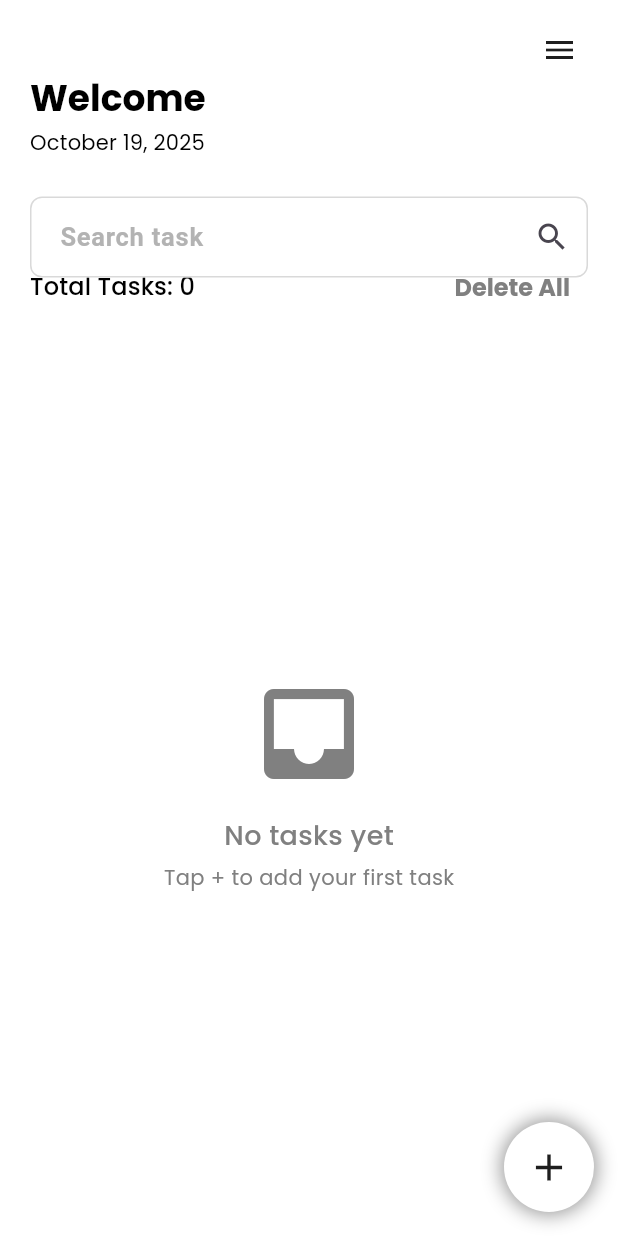
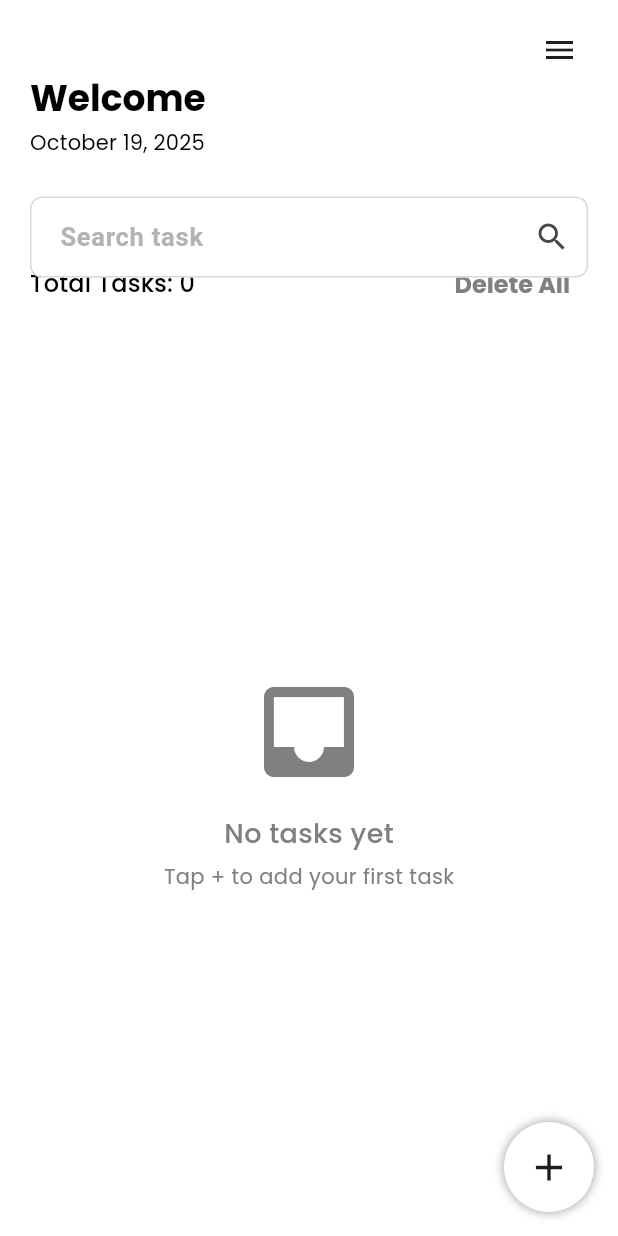
Before and after one commit to DevExplorerr/Task-Flow, a Flutter app: the HomeScreen screen opened directly, on a phone screen of 412 x 824 dp. Run offline on Flutter 3.47's test engine with Material 3 defaults, Android fonts, the phone set to English and light mode, and no system bars; our stand-ins replace cloud_firestore, firebase_auth, firebase_core, flutter_local_notifications, flutter_screenutil, google_fonts and 3 more; accounts and stored records are empty; generated files the repository leaves out were written again; Roboto replaces fonts that are missing (Podkova).

Commit message:
Task Flow

```diff
--- a/lib/presentation/screens/home/home_screen.dart
+++ b/lib/presentation/screens/home/home_screen.dart
@@ -3,7 +3,6 @@
 import 'package:cloud_firestore/cloud_firestore.dart';
 import 'package:flutter/material.dart';
 import 'package:flutter/services.dart';
-import 'package:flutter_screenutil/flutter_screenutil.dart';
 import 'package:google_fonts/google_fonts.dart';
 import 'package:permission_handler/permission_handler.dart';
 import 'package:provider/provider.dart';
@@ -96,7 +95,7 @@ class _HomeScreenState extends State<HomeScreen> {
       child: Scaffold(
         backgroundColor: Theme.of(context).scaffoldBackgroundColor,
         appBar: PreferredSize(
-            preferredSize: Size.fromHeight(165.h),
+            preferredSize: const Size.fromHeight(165),
             child: const _StaticAppBar()),
         endDrawer: const HomeDrawer(),
         endDrawerEnableOpenDragGesture: true,
@@ -142,6 +141,9 @@ class _HomeScreenState extends State<HomeScreen> {
                         onRefresh: context.read<TaskProvider>().refreshTasks,
                         child: ListView.builder(
                           key: const PageStorageKey('taskList'),
+                          cacheExtent: 300,
+                          addAutomaticKeepAlives: false,
+                          addRepaintBoundaries: true,
                           physics: const AlwaysScrollableScrollPhysics(
                             parent: BouncingScrollPhysics(),
                           ),
@@ -263,9 +265,7 @@ class _AddTaskFloatingButton extends StatelessWidget {
           boxShadow: [
             BoxShadow(
               color: AppColors.grey.withOpacity(0.8),
-              offset: Offset(0, 0),
-              spreadRadius: 2,
-              blurRadius: 10,
+              blurRadius: 5,
             )
           ],
         ),
--- a/lib/presentation/widgets/buttons/custom_bottom_sheet.dart
+++ b/lib/presentation/widgets/buttons/custom_bottom_sheet.dart
@@ -2,7 +2,6 @@
 
 import 'package:flutter/cupertino.dart';
 import 'package:flutter/material.dart';
-import 'package:flutter_screenutil/flutter_screenutil.dart';
 import 'package:google_fonts/google_fonts.dart';
 import 'package:intl/intl.dart';
 import 'package:task_management_app/core/constants/app_colors.dart';
@@ -159,7 +158,7 @@ class _CustomBottomSheetState extends State<CustomBottomSheet> {
             mainAxisSize: MainAxisSize.min,
             children: [
               SizedBox(
-                height: 250.h,
+                height: 250,
                 child: CupertinoDatePicker(
                   mode: CupertinoDatePickerMode.dateAndTime,
                   initialDateTime: _selectedDateTime ?? DateTime.now(),
--- a/lib/presentation/widgets/misc/menu.dart
+++ b/lib/presentation/widgets/misc/menu.dart
@@ -1,5 +1,4 @@
 import 'package:flutter/material.dart';
-import 'package:flutter_screenutil/flutter_screenutil.dart';
 import 'package:google_fonts/google_fonts.dart';
 import 'package:task_management_app/core/constants/app_colors.dart';
 
@@ -29,7 +28,7 @@ class Menu extends StatelessWidget {
         style: TextButton.styleFrom(
           padding: const EdgeInsets.all(20),
           shape: RoundedRectangleBorder(
-            borderRadius: BorderRadius.circular(15.r),
+            borderRadius: BorderRadius.circular(15),
           ),
           backgroundColor: bgColor,
         ),
--- a/lib/presentation/widgets/tasks/task_list_tile.dart
+++ b/lib/presentation/widgets/tasks/task_list_tile.dart
@@ -1,7 +1,6 @@
 // ignore_for_file: must_be_immutable
 
 import 'package:flutter/material.dart';
-import 'package:flutter_screenutil/flutter_screenutil.dart';
 import 'package:google_fonts/google_fonts.dart';
 import 'package:intl/intl.dart';
 import 'package:task_management_app/presentation/widgets/buttons/custom_bottom_sheet.dart';
@@ -170,7 +169,7 @@ class _TaskListTileState extends State<TaskListTile> {
                         ? AppColors.secondary
                         : AppColors.primary
                     : AppColors.listUncheck,
-                size: 28.sp,
+                size: 28,
               ),
             ),
           ),
```
